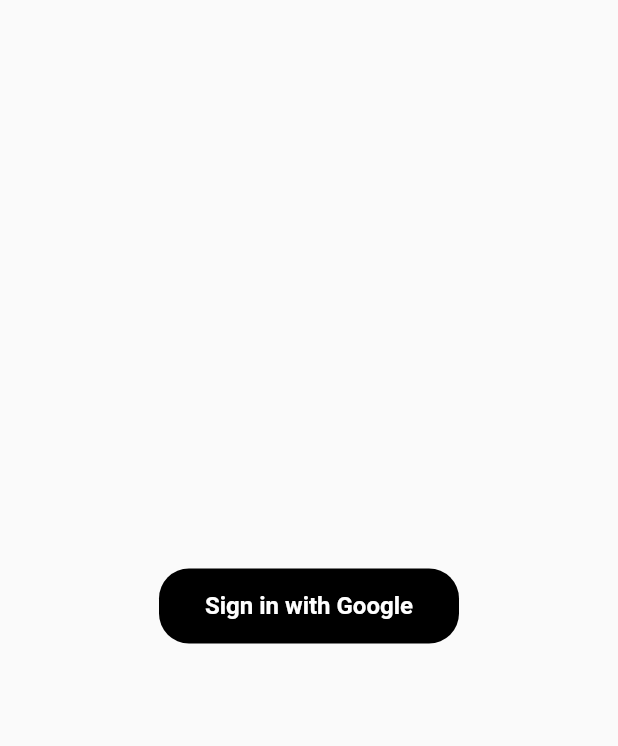
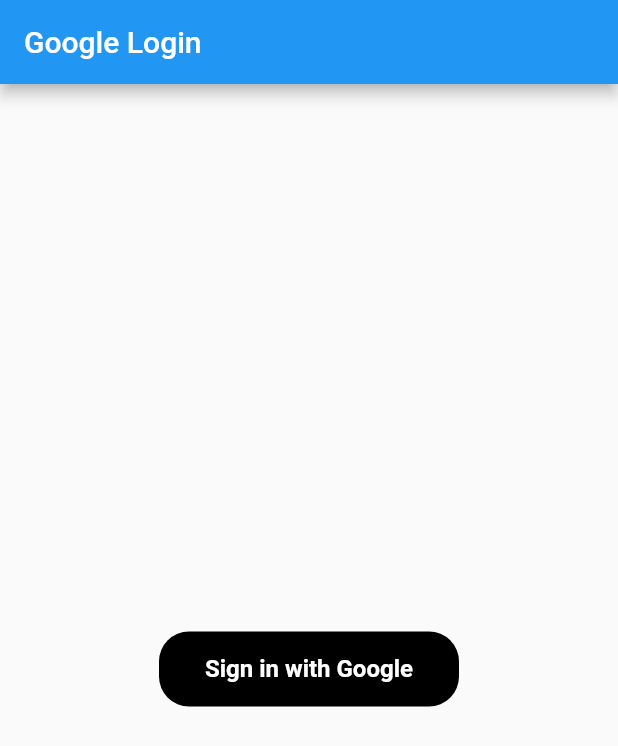
Before and after one commit to MohitAsodariya31/google_login_app, a Flutter app: the screen it shows after launch, after a tap on "Sign in with Google", on a phone screen of 412 x 824 dp. Shown: the top 746 px of the screen. Run offline on Flutter 3.47's test engine with Material 2 defaults, Android fonts, the phone set to English and light mode, and no system bars; our stand-ins replace firebase_auth, firebase_core, google_sign_in; accounts and stored records are empty; network calls fail.

Commit message:
initial commit

```diff
--- a/lib/login_screen.dart
+++ b/lib/login_screen.dart
@@ -15,17 +15,23 @@ class _LoginScreenState extends State<LoginScreen> {
   @override
   Widget build(BuildContext context) {
     return Scaffold(
-      body: Padding(
-        padding: const EdgeInsets.all(18),
-        child: Center(
+      appBar: AppBar(
+        title: const Text("Google Login"),
+      ),
+      body: Center(
         child: Column(
           mainAxisAlignment: MainAxisAlignment.center,
           children: [
-              InkWell(
+            const SizedBox(height: 12),
+            GestureDetector(
               onTap: () async {
-                  await signInWithGoogle();
+                userCredential = await signInWithGoogle();
 
-                  // debugPrint("Auth ----------->> ${auth.currentUser!.displayName}");
+                debugPrint("userCredential ------>>> ${userCredential!.user!.displayName}");
+                debugPrint("userCredential ------>>> ${userCredential!.user!.email}");
+                debugPrint("userCredential ------>>> ${userCredential!.user!.phoneNumber}");
+                debugPrint("userCredential ------>>> ${userCredential!.user!.photoURL}");
+                debugPrint("userCredential ------>>> ${userCredential!.user!.uid}");
               },
               child: Container(
                 width: 200,
@@ -38,18 +44,14 @@ class _LoginScreenState extends State<LoginScreen> {
                 child: const Text(
                   'Sign in with Google',
                   style: TextStyle(
-                      fontSize: 16,
+                    fontSize: 16.0,
                     fontWeight: FontWeight.bold,
                     color: Colors.white,
                   ),
                 ),
               ),
             ),
-              const SizedBox(
-                height: 16,
-              ),
           ],
-          ),
         ),
       ),
     );
```
Lines whose indentation alone changed are shown as unchanged.
